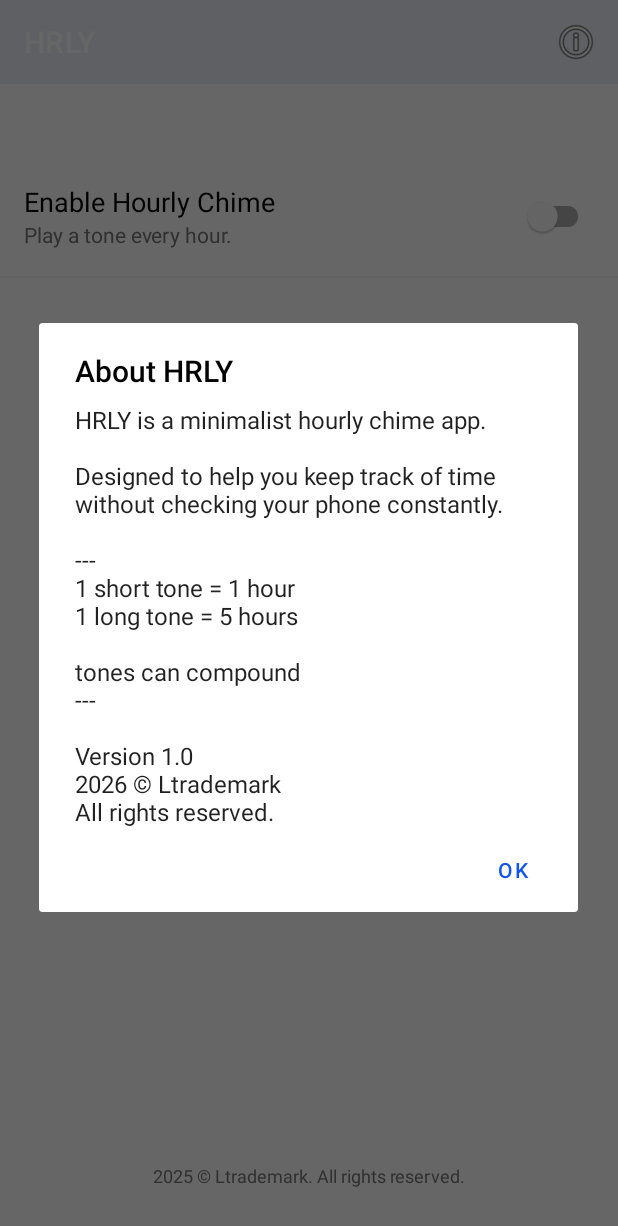
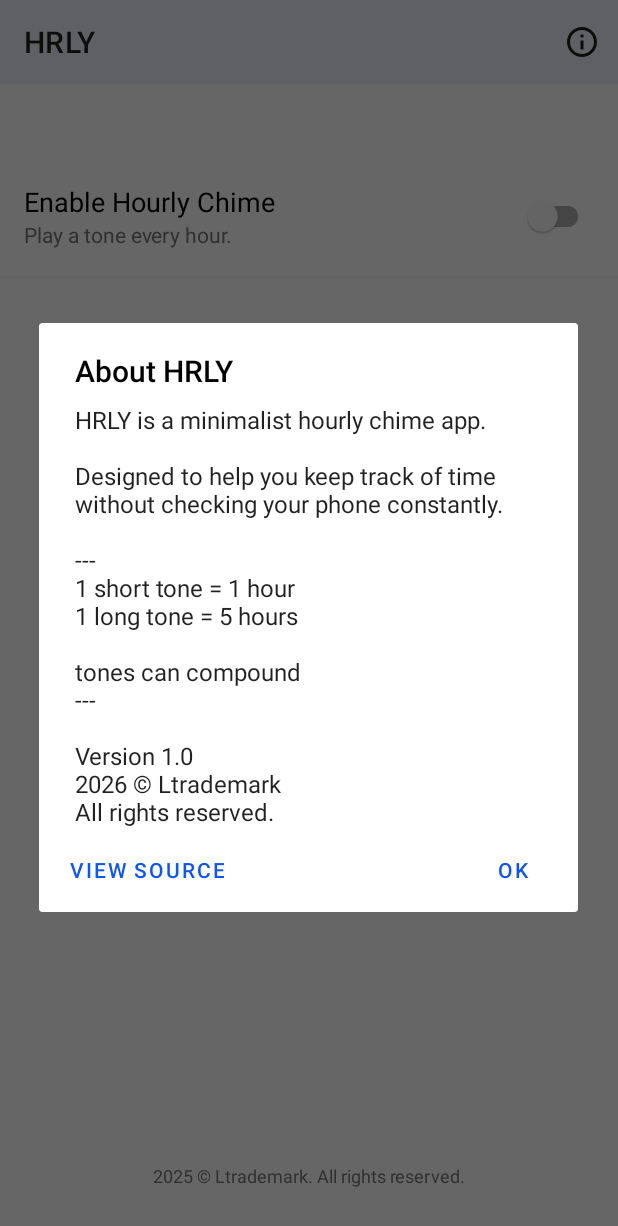
Before and after one commit to ltrademark/HRLY, an Android app: the screen it shows after launch (MainActivity), after a tap on "About", on a phone screen of 412 x 824 dp. Shown: the top 1226 px of the screen. Run offline under Robolectric (Android 15) with nearby library versions, the phone set to English and light mode, and no system bars.

Commit message:
🐛 fixing Actionbar

```diff
--- a/app/src/main/java/com/ltrademark/hourly/MainActivity.kt
+++ b/app/src/main/java/com/ltrademark/hourly/MainActivity.kt
@@ -205,6 +205,10 @@ class MainActivity : AppCompatActivity() {
             .setTitle("About HRLY")
             .setMessage(aboutMessage)
             .setPositiveButton("OK") { dialog, _ -> dialog.dismiss() }
+            .setNeutralButton("View Source") { _, _ ->
+                val browserIntent = Intent(Intent.ACTION_VIEW, Uri.parse("https://github.com/ltrademark/HRLY"))
+                startActivity(browserIntent)
+            }
             .show()
     }
 
--- /dev/null
+++ b/app/src/main/res/drawable/ic_about_info.xml
@@ -0,0 +1,10 @@
+<vector xmlns:android="http://schemas.android.com/apk/res/android"
+    android:width="24dp"
+    android:height="24dp"
+    android:viewportWidth="24"
+    android:viewportHeight="24"
+    android:tint="?attr/colorControlNormal">
+  <path
+      android:fillColor="@android:color/white"
+      android:pathData="M11,7h2v2h-2zM11,11h2v6h-2zM12,2C6.48,2 2,6.48 2,12s4.48,10 10,10 10,-4.48 10,-10S17.52,2 12,2zM12,20c-4.41,0 -8,-3.59 -8,-8s3.59,-8 8,-8 8,3.59 8,8s-3.59,8 -8,8z"/>
+</vector>
--- a/app/src/main/res/menu/main_menu.xml
+++ b/app/src/main/res/menu/main_menu.xml
@@ -4,7 +4,7 @@
 
     <item
         android:id="@+id/action_about"
-        android:icon="@android:drawable/ic_menu_info_details"
+        android:icon="@drawable/ic_about_info"
         android:title="About"
         app:showAsAction="ifRoom" />
 
--- a/app/src/main/res/values-night/themes.xml
+++ b/app/src/main/res/values-night/themes.xml
@@ -8,6 +8,7 @@
         <item name="colorOnPrimary">@color/dark_content_primary</item>
         <item name="colorSecondary">@color/dark_brand_secondary</item>
 
+        <item name="colorControlNormal">@color/dark_content_primary</item>
         <item name="colorControlActivated">@color/dark_brand_primary</item>
 
         <item name="android:windowBackground">@color/dark_background_main</item>
@@ -20,6 +21,8 @@
         <item name="elevation">0dp</item>
         <item name="actionBarStyle">@style/FlatActionBar</item>
 
+        <item name="titleTextColor">@color/dark_content_primary</item>
+        <item name="android:windowLightStatusBar">false</item>
     </style>
 
     <style name="FlatActionBar" parent="Widget.MaterialComponents.ActionBar.Solid">
--- a/app/src/main/res/values/themes.xml
+++ b/app/src/main/res/values/themes.xml
@@ -1,5 +1,5 @@
 <resources xmlns:tools="http://schemas.android.com/tools">
-    <style name="Theme.Hourly" parent="Theme.MaterialComponents.DayNight.DarkActionBar">
+    <style name="Theme.Hourly" parent="Theme.MaterialComponents.DayNight">
 
         <item name="colorAccent">@color/light_brand_primary</item>
 
@@ -8,6 +8,7 @@
         <item name="colorOnPrimary">@color/light_content_primary</item>
         <item name="colorSecondary">@color/light_brand_secondary</item>
 
+        <item name="colorControlNormal">@color/light_content_primary</item>
         <item name="colorControlActivated">@color/light_brand_primary</item>
 
         <item name="android:windowBackground">@color/light_background_main</item>
@@ -21,6 +22,7 @@
         <item name="elevation">0dp</item>
         <item name="actionBarStyle">@style/FlatActionBar</item>
 
+        <item name="titleTextColor">@color/light_content_primary</item>
     </style>
 
     <style name="FlatActionBar" parent="Widget.MaterialComponents.ActionBar.Solid">
```
